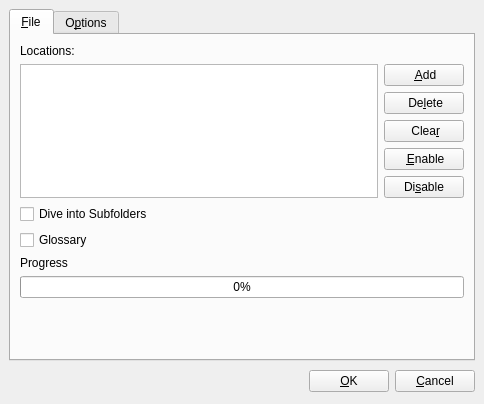
First picture: the form in pootling/ui/tmSetting.ui, repository cc-archive/pootle, before the edit.
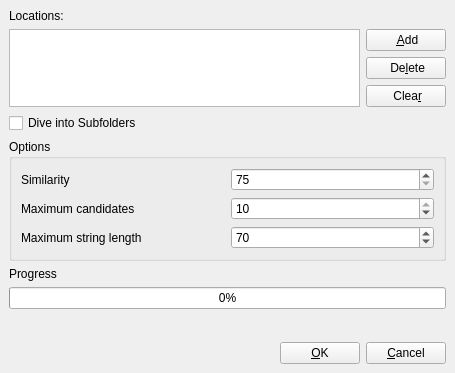
Second picture: the form after the edit. Icons and pictures are not drawn.

Patch:
```diff
--- a/pootling/ui/tmSetting.ui
+++ b/pootling/ui/tmSetting.ui
@@ -5,8 +5,8 @@
    <rect>
     <x>0</x>
     <y>0</y>
-    <width>484</width>
-    <height>404</height>
+    <width>455</width>
+    <height>373</height>
    </rect>
   </property>
   <property name="windowTitle" >
@@ -20,76 +20,6 @@
     <number>6</number>
    </property>
    <item row="1" column="2" >
-    <widget class="QPushButton" name="btnCancel" >
-     <property name="text" >
-      <string>&amp;Cancel</string>
-     </property>
-    </widget>
-   </item>
-   <item row="1" column="1" >
-    <widget class="QPushButton" name="btnOk" >
-     <property name="text" >
-      <string>&amp;OK</string>
-     </property>
-    </widget>
-   </item>
-   <item row="1" column="0" >
-    <spacer>
-     <property name="orientation" >
-      <enum>Qt::Horizontal</enum>
-     </property>
-     <property name="sizeHint" >
-      <size>
-       <width>251</width>
-       <height>28</height>
-      </size>
-     </property>
-    </spacer>
-   </item>
-   <item row="0" column="0" colspan="3" >
-    <widget class="QTabWidget" name="tabOptions" >
-     <property name="currentIndex" >
-      <number>0</number>
-     </property>
-     <widget class="QWidget" name="tab" >
-      <attribute name="title" >
-       <string>&amp;File</string>
-      </attribute>
-      <layout class="QGridLayout" >
-       <property name="margin" >
-        <number>9</number>
-       </property>
-       <property name="spacing" >
-        <number>6</number>
-       </property>
-       <item row="7" column="0" >
-        <widget class="QCheckBox" name="chkGlossary" >
-         <property name="whatsThis" >
-          <string>&lt;h3>Glossary&lt;/h3> If this option is checked, then the selected path is a kind of glossary file(units as word), not normal file(units as strings). Check this can make translation memory run faster.</string>
-         </property>
-         <property name="text" >
-          <string>Glossary</string>
-         </property>
-        </widget>
-       </item>
-       <item row="9" column="0" colspan="2" >
-        <widget class="QProgressBar" name="progressBar" >
-         <property name="value" >
-          <number>0</number>
-         </property>
-         <property name="orientation" >
-          <enum>Qt::Horizontal</enum>
-         </property>
-        </widget>
-       </item>
-       <item row="8" column="0" >
-        <widget class="QLabel" name="label_5" >
-         <property name="text" >
-          <string>Progress</string>
-         </property>
-        </widget>
-       </item>
-       <item row="1" column="1" >
         <widget class="QPushButton" name="btnAdd" >
          <property name="toolTip" >
           <string>Add TM</string>
@@ -108,23 +38,31 @@
          </property>
         </widget>
        </item>
-       <item row="4" column="1" >
-        <widget class="QPushButton" name="btnEnable" >
-         <property name="toolTip" >
-          <string>Enabel Translation Memory</string>
+   <item row="4" column="0" colspan="2" >
+    <widget class="QCheckBox" name="checkBox" >
+     <property name="whatsThis" >
+      <string>&lt;h3>Dive into subfolders&lt;/h3>If it is checked the process will include subfolders for translation memory scaning.</string>
          </property>
          <property name="text" >
-          <string> &amp;Enable</string>
-         </property>
-         <property name="iconSize" >
-          <size>
-           <width>16</width>
-           <height>16</height>
-          </size>
+      <string>Dive into Subfolders</string>
+     </property>
+    </widget>
+   </item>
+   <item row="9" column="1" >
+    <widget class="QPushButton" name="btnOk" >
+     <property name="text" >
+      <string>&amp;OK</string>
          </property>
         </widget>
        </item>
-       <item rowspan="5" row="1" column="0" >
+   <item row="6" column="0" colspan="3" >
+    <widget class="QLabel" name="label_6" >
+     <property name="text" >
+      <string>Progress</string>
+     </property>
+    </widget>
+   </item>
+   <item rowspan="3" row="1" column="0" colspan="2" >
         <widget class="QListWidget" name="listWidget" >
          <property name="toolTip" >
           <string>Translation Memory(s)</string>
@@ -137,7 +75,43 @@
          </property>
         </widget>
        </item>
-       <item row="3" column="1" >
+   <item row="7" column="0" colspan="3" >
+    <widget class="QProgressBar" name="progressBar" >
+     <property name="value" >
+      <number>0</number>
+     </property>
+     <property name="orientation" >
+      <enum>Qt::Horizontal</enum>
+     </property>
+    </widget>
+   </item>
+   <item row="9" column="2" >
+    <widget class="QPushButton" name="btnCancel" >
+     <property name="text" >
+      <string>&amp;Cancel</string>
+     </property>
+    </widget>
+   </item>
+   <item row="2" column="2" >
+    <widget class="QPushButton" name="btnRemove" >
+     <property name="toolTip" >
+      <string>remove TM</string>
+     </property>
+     <property name="text" >
+      <string> De&amp;lete</string>
+     </property>
+     <property name="icon" >
+      <iconset>../images/removeTM.png</iconset>
+     </property>
+     <property name="iconSize" >
+      <size>
+       <width>16</width>
+       <height>16</height>
+      </size>
+     </property>
+    </widget>
+   </item>
+   <item row="3" column="2" >
         <widget class="QPushButton" name="btnRemoveAll" >
          <property name="toolTip" >
           <string>clear list</string>
@@ -156,88 +130,30 @@
          </property>
         </widget>
        </item>
-       <item row="0" column="0" >
+   <item row="9" column="0" >
+    <spacer>
+     <property name="orientation" >
+      <enum>Qt::Horizontal</enum>
+     </property>
+     <property name="sizeHint" >
+      <size>
+       <width>31</width>
+       <height>16</height>
+      </size>
+     </property>
+    </spacer>
+   </item>
+   <item row="0" column="0" colspan="2" >
         <widget class="QLabel" name="label_4" >
          <property name="text" >
           <string>Locations:</string>
          </property>
         </widget>
        </item>
-       <item row="5" column="1" >
-        <widget class="QPushButton" name="btnDisable" >
-         <property name="toolTip" >
-          <string>Disable Translation Memory</string>
-         </property>
-         <property name="text" >
-          <string>Di&amp;sable</string>
-         </property>
-         <property name="iconSize" >
-          <size>
-           <width>16</width>
-           <height>16</height>
-          </size>
-         </property>
-        </widget>
-       </item>
-       <item row="2" column="1" >
-        <widget class="QPushButton" name="btnRemove" >
-         <property name="toolTip" >
-          <string>remove TM</string>
-         </property>
-         <property name="text" >
-          <string> De&amp;lete</string>
-         </property>
-         <property name="icon" >
-          <iconset>../images/removeTM.png</iconset>
-         </property>
-         <property name="iconSize" >
-          <size>
-           <width>16</width>
-           <height>16</height>
-          </size>
-         </property>
-        </widget>
-       </item>
-       <item row="10" column="0" >
-        <spacer>
-         <property name="orientation" >
-          <enum>Qt::Vertical</enum>
-         </property>
-         <property name="sizeHint" >
-          <size>
-           <width>20</width>
-           <height>40</height>
-          </size>
-         </property>
-        </spacer>
-       </item>
-       <item row="6" column="0" >
-        <widget class="QCheckBox" name="checkBox" >
-         <property name="whatsThis" >
-          <string>&lt;h3>Dive into subfolders&lt;/h3>If it is checked the process will include subfolders for translation memory scaning.</string>
-         </property>
-         <property name="text" >
-          <string>Dive into Subfolders</string>
-         </property>
-        </widget>
-       </item>
-      </layout>
-     </widget>
-     <widget class="QWidget" name="tab_4" >
-      <attribute name="title" >
-       <string>O&amp;ptions</string>
-      </attribute>
-      <layout class="QGridLayout" >
-       <property name="margin" >
-        <number>9</number>
-       </property>
-       <property name="spacing" >
-        <number>6</number>
-       </property>
-       <item row="0" column="0" >
+   <item row="5" column="0" colspan="3" >
         <widget class="QGroupBox" name="groupBox" >
          <property name="title" >
-          <string/>
+      <string>Options</string>
          </property>
          <layout class="QGridLayout" >
           <property name="margin" >
@@ -312,7 +228,7 @@
          </layout>
         </widget>
        </item>
-       <item row="1" column="0" >
+   <item row="8" column="0" >
         <spacer>
          <property name="orientation" >
           <enum>Qt::Vertical</enum>
@@ -327,25 +243,6 @@
        </item>
       </layout>
      </widget>
-    </widget>
-   </item>
-  </layout>
- </widget>
- <tabstops>
-  <tabstop>tabOptions</tabstop>
-  <tabstop>listWidget</tabstop>
-  <tabstop>btnAdd</tabstop>
-  <tabstop>btnRemove</tabstop>
-  <tabstop>btnRemoveAll</tabstop>
-  <tabstop>btnEnable</tabstop>
-  <tabstop>btnDisable</tabstop>
-  <tabstop>checkBox</tabstop>
-  <tabstop>btnOk</tabstop>
-  <tabstop>btnCancel</tabstop>
-  <tabstop>spinSimilarity</tabstop>
-  <tabstop>spinMaxCandidate</tabstop>
-  <tabstop>spinMaxLen</tabstop>
- </tabstops>
  <resources/>
  <connections/>
 </ui>
```
Left out of the diff: 2 changed lines with no effect on the pictures. Lines whose indentation alone changed are shown as unchanged.
